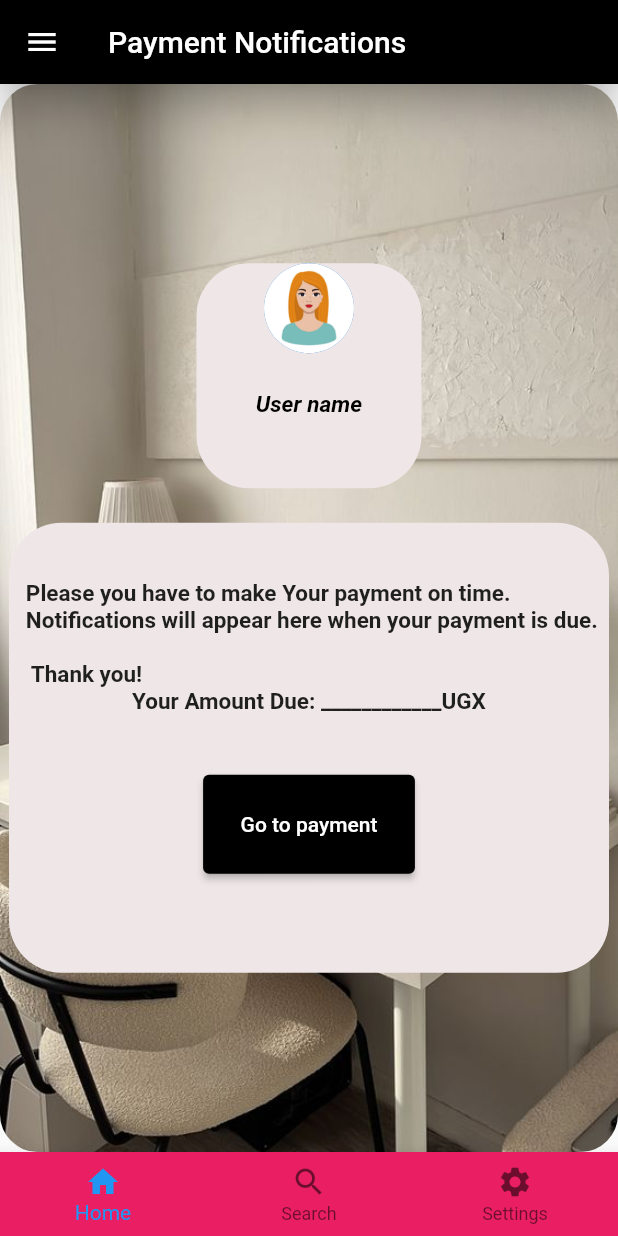
After one commit to jovinraymond/reccess_project, a Flutter app: the NotificationPage screen opened directly, on a phone screen of 412 x 824 dp. The commit adds this screen. Run offline on Flutter 3.47's test engine with Material 2 defaults, Android fonts, the phone set to English and light mode, and no system bars; our stand-ins replace cloud_firestore, firebase_auth, firebase_core, shared_preferences, signature; missing offline and left inert: flutterwave_standard; accounts and stored records are empty.

Commit message:
i added the notification screen and modified the home.dart file

```diff
--- a/lib/home.dart
+++ b/lib/home.dart
@@ -1,4 +1,4 @@
-import 'dart:html';
+//import 'dart:html';
 
 import 'package:flutter/material.dart';
 import 'login.dart';
@@ -34,9 +34,11 @@ class _HomepState extends State<Homep> {
           title: Row(
             mainAxisAlignment: MainAxisAlignment.spaceBetween,
             children: [
-              SizedBox(
-                width: 5,
-              ),
+              IconButton(
+                  onPressed: () {
+                    Navigator.pushNamed(context, "notifications");
+                  },
+                  icon: Icon(Icons.notifications_on_sharp)),
               Text("Home"),
               CircleAvatar(
                 radius: 20,
--- /dev/null
+++ b/lib/notifications.dart
@@ -0,0 +1,193 @@
+import 'package:flutter/material.dart';
+
+class NotificationPage extends StatefulWidget {
+  const NotificationPage({Key? key}) : super(key: key);
+
+  @override
+  State<NotificationPage> createState() => _NotificationPageState();
+}
+
+class _NotificationPageState extends State<NotificationPage> {
+  int _selectedIndex = 0;
+
+  void _onItemTapped(int index) {
+    setState(() {
+      _selectedIndex = index;
+    });
+  }
+
+  @override
+  Widget build(BuildContext context) {
+    return Scaffold(
+      appBar: AppBar(
+        title: Text("Payment Notifications"),
+        backgroundColor: Colors.black,
+        elevation: 10,
+      ),
+      drawer: Drawer(
+        child: ListView(
+          padding: EdgeInsets.zero,
+          children: <Widget>[
+            DrawerHeader(
+              decoration: BoxDecoration(
+                color: Colors.black,
+              ),
+              child: Text(
+                'Menu',
+                style: TextStyle(
+                  color: Colors.white,
+                  fontSize: 24,
+                ),
+              ),
+            ),
+            ListTile(
+              title: Text('Home'),
+              onTap: () {
+                Navigator.pushNamed(context, "home");
+              },
+            ),
+            ListTile(
+              title: Text('View Profile'),
+              onTap: () {
+                Navigator.pushNamed(context, 'profile');
+              },
+            ),
+            ListTile(
+              title: Text('Contact landlord'),
+              onTap: () {
+                Navigator.pushNamed(context, 'mantainance_request');
+              },
+            ),
+            ListTile(
+              title: Text('Feedback'),
+              onTap: () {
+                Navigator.pushNamed(context, 'feedback');
+              },
+            ),
+            ListTile(
+              title: Text('Emergency Contacts'),
+              onTap: () {
+                Navigator.pushNamed(context, 'emergency');
+              },
+            ),
+            ListTile(
+              iconColor: Colors.amber,
+              title: Text('Logout'),
+              onTap: () {
+                Navigator.pushNamed(context, 'login');
+              },
+            ),
+          ],
+        ),
+      ),
+      body: Container(
+        width: double.infinity,
+        height: double.infinity,
+        decoration: BoxDecoration(
+            borderRadius: BorderRadius.circular(25),
+            image: DecorationImage(
+                image: AssetImage("assets/ews.jpg"), fit: BoxFit.cover)),
+        child: Column(
+            mainAxisAlignment: MainAxisAlignment.center,
+            crossAxisAlignment: CrossAxisAlignment.center,
+            children: [
+              Container(
+                  width: 150,
+                  height: 150,
+                  decoration: BoxDecoration(
+                    color: Color(0xffefe7e7),
+                    borderRadius: BorderRadius.circular(35),
+                  ),
+                  child: Column(
+                    children: [
+                      CircleAvatar(
+                        radius: 30,
+                        backgroundImage: AssetImage("assets/ava1.jpg"),
+                      ),
+                      SizedBox(
+                        height: 25,
+                      ),
+                      Text(
+                        "User name",
+                        style: TextStyle(
+                          fontSize: 15,
+                          fontWeight: FontWeight.bold,
+                          fontStyle: FontStyle.italic,
+                          color: Colors.black,
+                        ),
+                      ),
+                    ],
+                  )),
+              SizedBox(
+                height: 23,
+              ),
+              Container(
+                width: 400,
+                height: 300,
+                decoration: BoxDecoration(
+                  color: Color(0xffefe7e7),
+                  borderRadius: BorderRadius.circular(35),
+                ),
+                child: Column(
+                  mainAxisAlignment: MainAxisAlignment.start,
+                  crossAxisAlignment: CrossAxisAlignment.center,
+                  children: [
+                    SizedBox(height: 20),
+                    Text(
+                        "\n Please you have to make Your payment on time.\n Notifications will appear here when your payment is due.\n \n  Thank you!",
+                        style: TextStyle(
+                          fontSize: 15,
+                          fontWeight: FontWeight.bold,
+                        )),
+                    Text("Your Amount Due: ____________UGX",
+                        style: TextStyle(
+                          fontSize: 15,
+                          fontWeight: FontWeight.bold,
+                        )),
+                    SizedBox(
+                      height: 40,
+                    ),
+                    ElevatedButton(
+                        style: ElevatedButton.styleFrom(
+                            onPrimary: Colors.white,
+                            primary: Colors.black,
+                            padding: EdgeInsets.all(25)),
+                        onPressed: () {
+                          Navigator.pushNamed(context, "payment_page");
+                        },
+                        child: Text("Go to payment"))
+                  ],
+                ),
+              )
+            ]),
+      ),
+      bottomNavigationBar: BottomNavigationBar(
+        backgroundColor: Colors.pink,
+        items: [
+          BottomNavigationBarItem(
+            icon: Icon(Icons.home),
+            label: 'Home',
+          ),
+          BottomNavigationBarItem(
+            icon: Icon(Icons.search),
+            label: 'Search',
+          ),
+          BottomNavigationBarItem(
+              icon: Icon(Icons.settings),
+              label: 'Settings',
+              backgroundColor: Colors.pink),
+        ],
+        currentIndex: _selectedIndex,
+        onTap: (index) {
+          if (index == 0) {
+            // Navigate to the homepage when the home icon is tapped
+            Navigator.pushReplacementNamed(context, "home");
+          } else {
+            _onItemTapped(
+                index); // Continue with the existing logic for other icons
+          }
+        },
+      ),
+    );
+  }
+}
```
